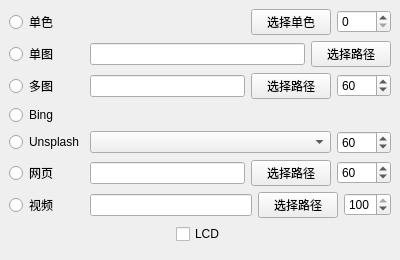
Old version of the form YhcaoWallpaperEngine/mainwindow.ui in the repository CAOJINGYOU/YhcaoWallpaperEngine.
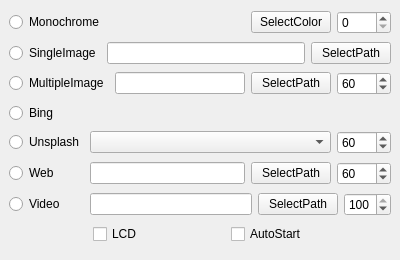
New version of the form. Icons and pictures are not drawn.

```diff
--- a/YhcaoWallpaperEngine/mainwindow.ui
+++ b/YhcaoWallpaperEngine/mainwindow.ui
@@ -36,7 +36,7 @@
          </size>
         </property>
         <property name="text">
-         <string>单图</string>
+         <string>SingleImage</string>
         </property>
        </widget>
       </item>
@@ -50,7 +50,7 @@
       <item>
        <widget class="QPushButton" name="pushButtonSingleImage">
         <property name="text">
-         <string>选择路径</string>
+         <string>SelectPath</string>
         </property>
        </widget>
       </item>
@@ -73,7 +73,7 @@
          </size>
         </property>
         <property name="text">
-         <string>多图</string>
+         <string>MultipleImage</string>
         </property>
        </widget>
       </item>
@@ -87,7 +87,7 @@
       <item>
        <widget class="QPushButton" name="pushButtonMultipleImage">
         <property name="text">
-         <string>选择路径</string>
+         <string>SelectPath</string>
         </property>
        </widget>
       </item>
@@ -146,7 +146,7 @@
          </size>
         </property>
         <property name="text">
-         <string>网页</string>
+         <string>Web</string>
         </property>
        </widget>
       </item>
@@ -156,7 +156,7 @@
       <item>
        <widget class="QPushButton" name="pushButtonWeb">
         <property name="text">
-         <string>选择路径</string>
+         <string>SelectPath</string>
         </property>
        </widget>
       </item>
@@ -237,7 +237,7 @@
          </size>
         </property>
         <property name="text">
-         <string>单色</string>
+         <string>Monochrome</string>
         </property>
        </widget>
       </item>
@@ -260,7 +260,7 @@
       <item>
        <widget class="QPushButton" name="pushButtonMonochrome">
         <property name="text">
-         <string>选择单色</string>
+         <string>SelectColor</string>
         </property>
        </widget>
       </item>
@@ -290,7 +290,7 @@
          </size>
         </property>
         <property name="text">
-         <string>视频</string>
+         <string>Video</string>
         </property>
        </widget>
       </item>
@@ -304,7 +304,7 @@
       <item>
        <widget class="QPushButton" name="pushButtonVideo">
         <property name="text">
-         <string>选择路径</string>
+         <string>SelectPath</string>
         </property>
        </widget>
       </item>
@@ -345,6 +345,26 @@
         </property>
        </widget>
       </item>
+      <item>
+       <spacer name="horizontalSpacer_3">
+        <property name="orientation">
+         <enum>Qt::Horizontal</enum>
+        </property>
+        <property name="sizeHint" stdset="0">
+         <size>
+          <width>40</width>
+          <height>20</height>
+         </size>
+        </property>
+       </spacer>
+      </item>
+      <item>
+       <widget class="QCheckBox" name="checkBoxAutoStart">
+        <property name="text">
+         <string>AutoStart</string>
+        </property>
+       </widget>
+      </item>
       <item>
        <spacer name="horizontalSpacer_2">
         <property name="orientation">
```
Left out of the diff: 2 changed lines with no effect on the pictures.
